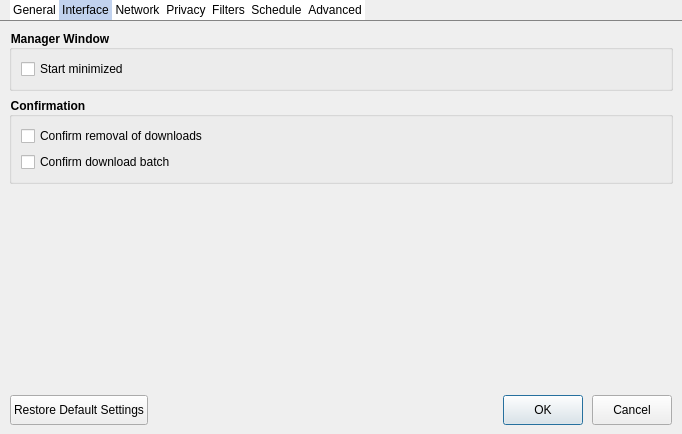
Above: src/dialogs/preferencedialog.ui from setvisible/ArrowDL before the change. Below: the same form after it.
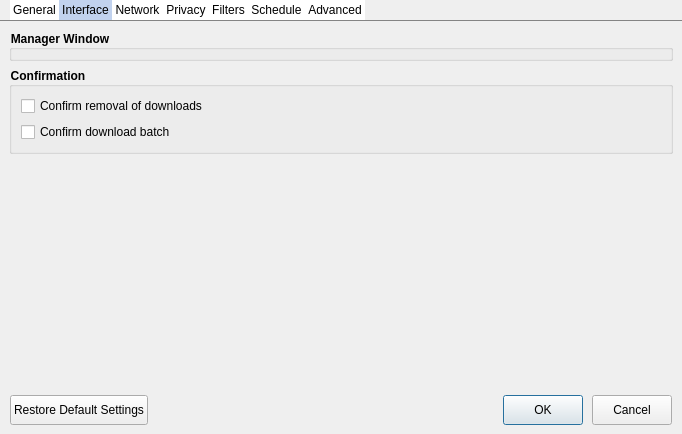
That is the form after the change. The open tabs and pages were chosen to show the change. Icons and pictures are not drawn. Custom widgets are drawn as their Qt base class.

Commit message: [UI] Remove obsolete code ("start minimized")

The edit to the form file:
```diff
--- a/src/dialogs/preferencedialog.ui
+++ b/src/dialogs/preferencedialog.ui
@@ -183,15 +183,6 @@
          <property name="title">
           <string>Manager Window</string>
          </property>
-         <layout class="QVBoxLayout" name="verticalLayout_3">
-          <item>
-           <widget class="QCheckBox" name="startMinimizedCheckBox">
-            <property name="text">
-             <string>Start minimized</string>
-            </property>
-           </widget>
-          </item>
-         </layout>
         </widget>
        </item>
        <item>
```
The commit also changes 3 other files.
